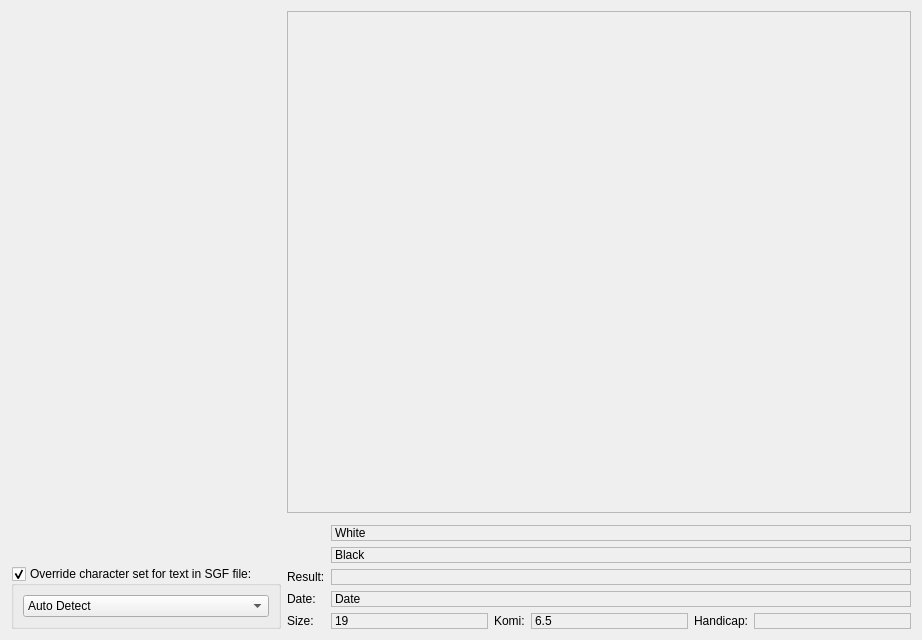
This is src/sgfpreview.ui in missdeer/quteGo as Qt 5 draws it before an edit. The edited form follows.
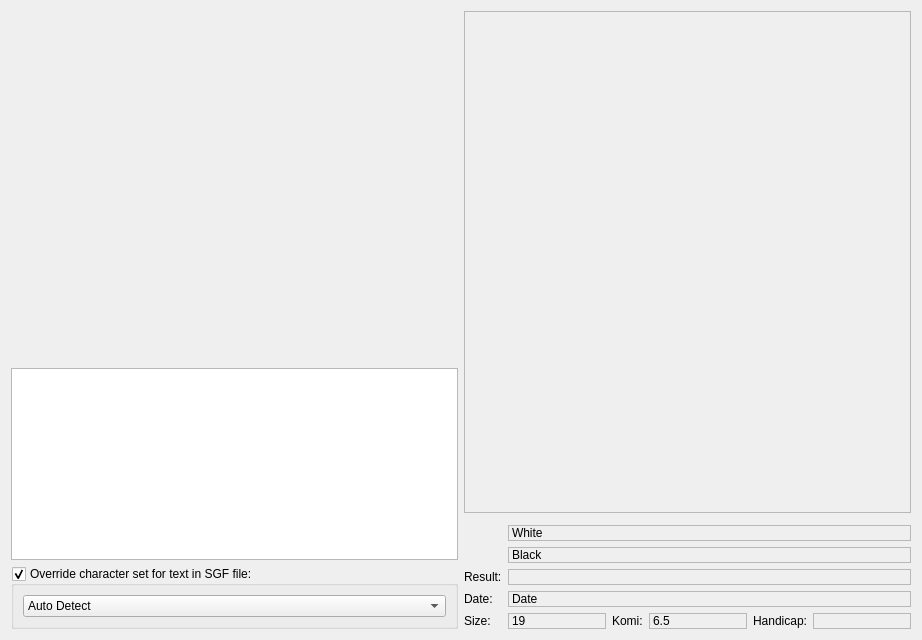
This is the edited form. Icons and pictures are not drawn. Custom widgets are drawn as their Qt base class.

Commit message: (*)support open SGF file from archives(.zip .rar .7z)

```diff
--- a/src/sgfpreview.ui
+++ b/src/sgfpreview.ui
@@ -21,10 +21,13 @@
     <layout class="QGridLayout" name="gridLayout_2"/>
    </item>
    <item row="0" column="0" rowspan="4">
-    <layout class="QVBoxLayout" name="verticalLayout" stretch="1,0">
+    <layout class="QVBoxLayout" name="verticalLayout" stretch="1,0,0">
      <item>
       <widget class="QWidget" name="dialogWidget" native="true"/>
      </item>
+     <item>
+      <widget class="QListWidget" name="archiveItemList"/>
+     </item>
      <item>
       <widget class="QGroupBox" name="overwriteSGFEncoding">
        <property name="title">
```
The commit also changes 8 other files.
